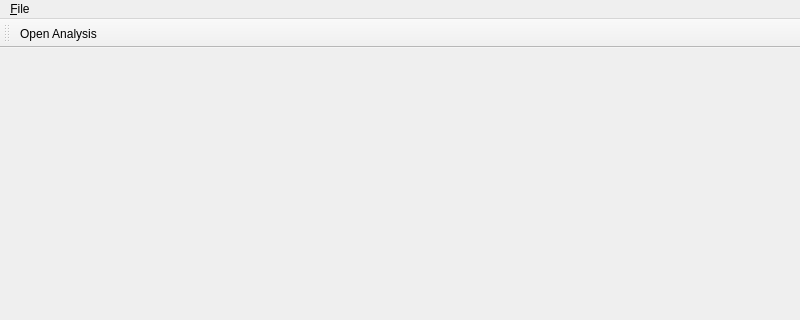
This is src/dev_graphviz_lib_test5_mainwin.ui in flueke/mvme as Qt 5 draws it before an edit; both pictures show x 0 to 800 and y 0 to 320 of the 800 by 600 pixel window. The edited form follows.
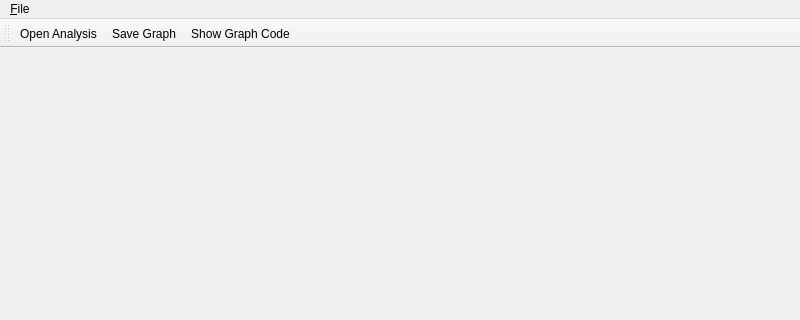
This is the edited form.

Commit message: work on dev_graphviz_lib_test5

```diff
--- a/src/dev_graphviz_lib_test5_mainwin.ui
+++ b/src/dev_graphviz_lib_test5_mainwin.ui
@@ -44,6 +44,8 @@
     <bool>false</bool>
    </attribute>
    <addaction name="action_openAnalysis"/>
+   <addaction name="action_saveGraph"/>
+   <addaction name="action_showGraphCode"/>
   </widget>
   <action name="action_openAnalysis">
    <property name="text">
@@ -70,6 +72,19 @@
     <enum>Qt::ApplicationShortcut</enum>
    </property>
   </action>
+  <action name="action_saveGraph">
+   <property name="text">
+    <string>&amp;Save Graph</string>
+   </property>
+   <property name="shortcut">
+    <string>Ctrl+S</string>
+   </property>
+  </action>
+  <action name="action_showGraphCode">
+   <property name="text">
+    <string>Show Graph Code</string>
+   </property>
+  </action>
  </widget>
  <resources/>
  <connections>
```
Left out of the diff: 2 changed lines with no effect on the pictures. The commit also changes 3 other files.
